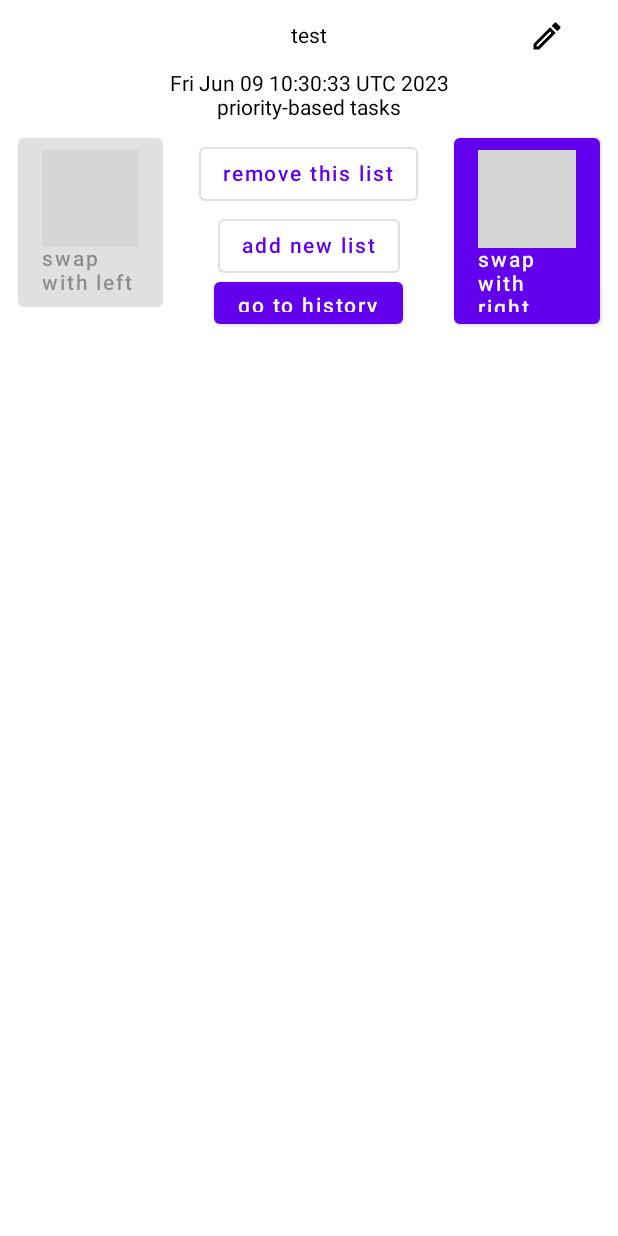
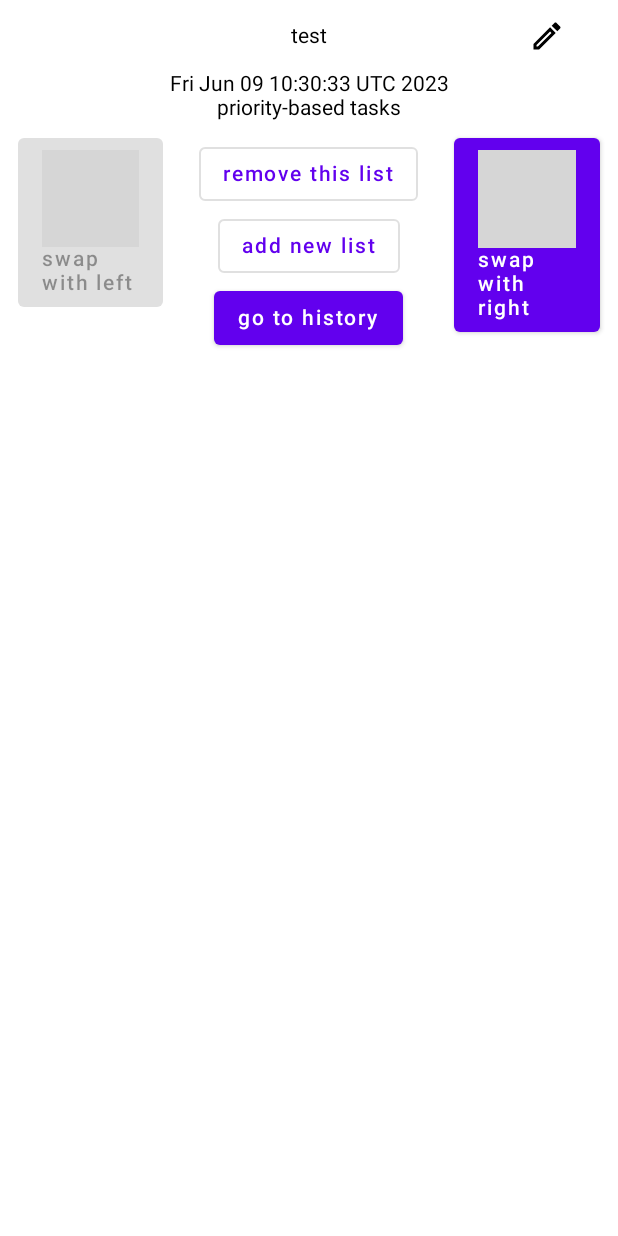
Before and after one commit to Dzem-z/Android-priority-list-app, an Android app built with Jetpack Compose: the @Preview function ListOptionsSheetPreview, on a phone screen of 412 x 824 dp. Run offline under Robolectric (Android 15) with nearby library versions, the light colour scheme and no system bars; grey boxes are pictures that could not be loaded.

Commit message:
added link to history and changed height

```diff
--- a/app/src/main/java/com/example/prioritylist/ui/BottomSheet.kt
+++ b/app/src/main/java/com/example/prioritylist/ui/BottomSheet.kt
@@ -81,7 +81,7 @@ fun TaskOptionsSheet(modifier: Modifier = Modifier, hide: () -> Unit = {}, onEdi
 }
 
 @Composable
-fun ListOptionsSheet(viewModel: StateHolder, modifier: Modifier = Modifier, removeList: () -> Unit = {}, addList: () -> Unit = {}, launchSnackbar: (String) -> Unit = {}) {
+fun ListOptionsSheet(viewModel: StateHolder, modifier: Modifier = Modifier, removeList: () -> Unit = {}, addList: () -> Unit = {}, goToHistory: () -> Unit = {}, launchSnackbar: (String) -> Unit = {}) {
 
     var isEdited by remember{ mutableStateOf(false) }
 
@@ -97,7 +97,7 @@ fun ListOptionsSheet(viewModel: StateHolder, modifier: Modifier = Modifier, remo
 
     Column(
         modifier = Modifier
-            .height(228.dp),
+            .height(258.dp),
         horizontalAlignment = Alignment.CenterHorizontally
     ) {
         Row(
@@ -216,7 +216,7 @@ fun ListOptionsSheet(viewModel: StateHolder, modifier: Modifier = Modifier, remo
                 }
 
                 Button(
-                    onClick = {}
+                    onClick = goToHistory
                 ) {
                     Text(text = "go to history")
                 }
```
